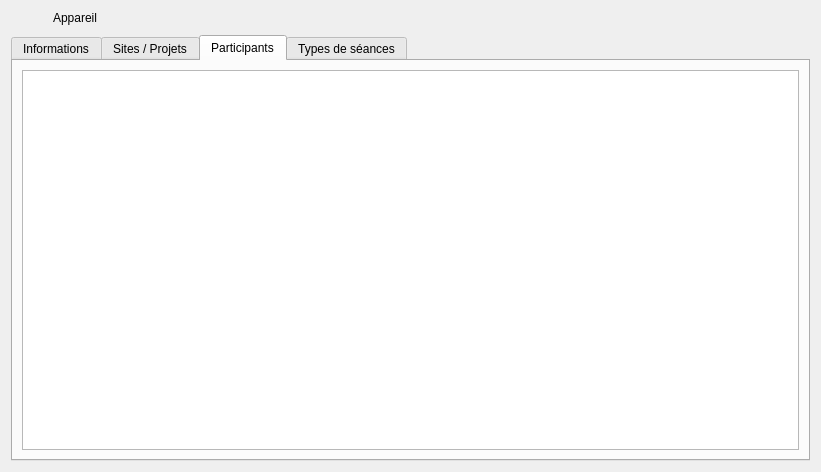
This is client/src/editors/DeviceWidget.ui in introlab/openteraplus as Qt 5 draws it before an edit. The edited form follows.
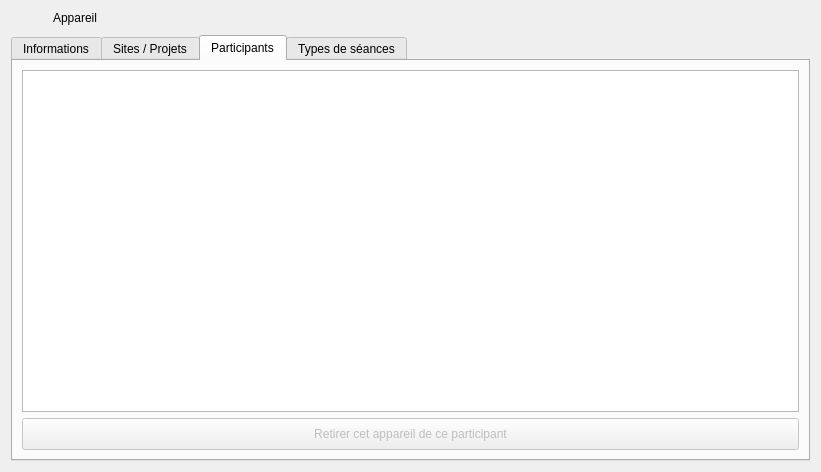
This is the edited form. The open tabs and pages were chosen to show the change. Icons and pictures are not drawn. Custom widgets are drawn as their Qt base class.

Commit message: Refs #1. Revised SiteWidget and DeviceWidget for Site admin access level.

Patch:
```diff
--- a/client/src/editors/DeviceWidget.ui
+++ b/client/src/editors/DeviceWidget.ui
@@ -362,6 +362,35 @@
          </property>
         </widget>
        </item>
+       <item>
+        <widget class="QPushButton" name="btnRemoveParticipant">
+         <property name="enabled">
+          <bool>false</bool>
+         </property>
+         <property name="minimumSize">
+          <size>
+           <width>0</width>
+           <height>32</height>
+          </size>
+         </property>
+         <property name="cursor">
+          <cursorShape>PointingHandCursor</cursorShape>
+         </property>
+         <property name="text">
+          <string>Retirer cet appareil de ce participant</string>
+         </property>
+         <property name="icon">
+          <iconset resource="../../resources/TeraClient.qrc">
+           <normaloff>:/icons/delete_old.png</normaloff>:/icons/delete_old.png</iconset>
+         </property>
+         <property name="iconSize">
+          <size>
+           <width>24</width>
+           <height>24</height>
+          </size>
+         </property>
+        </widget>
+       </item>
       </layout>
      </widget>
      <widget class="QWidget" name="tabSessionTypes">
```
Left out of the diff: 2 changed lines with no effect on the pictures. The commit also changes 7 other files.
